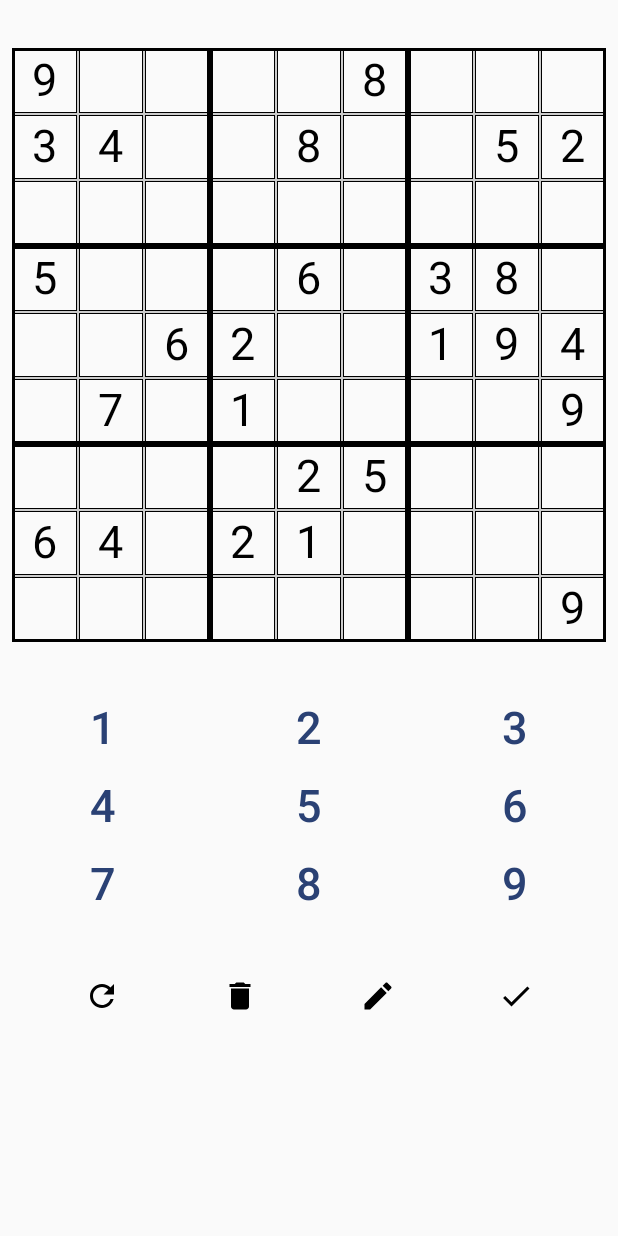
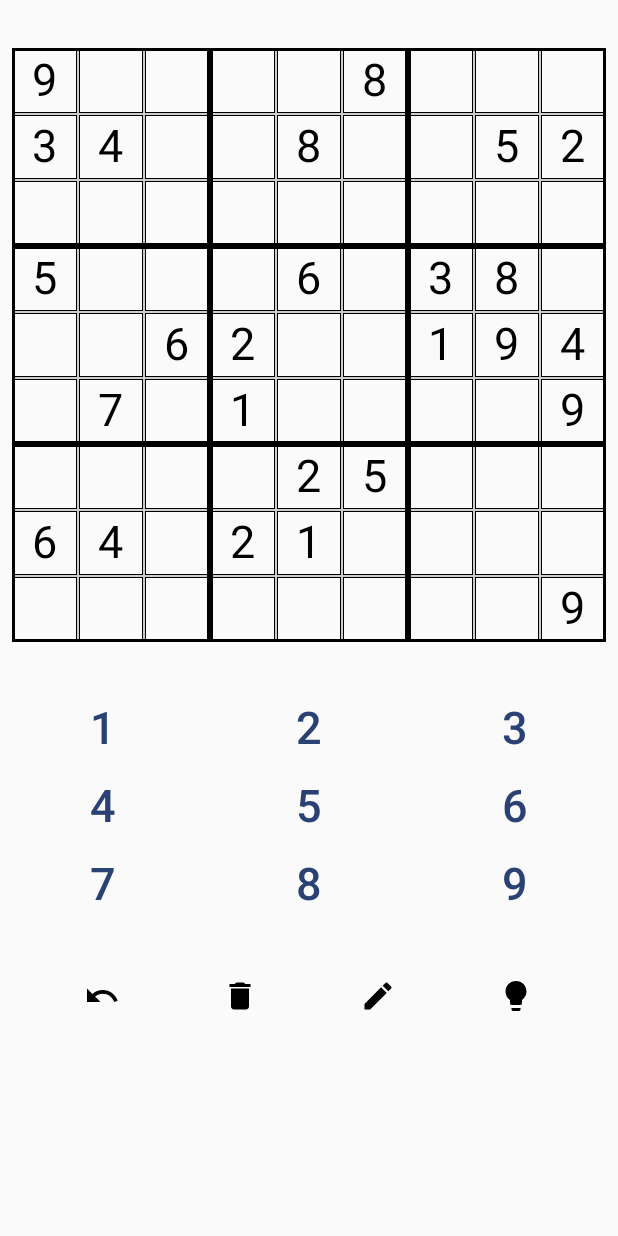
Before and after one commit to AndreasY12/SudokuAndroid, an Android app built with Jetpack Compose: the screen it shows after launch (MainActivity), on a phone screen of 412 x 824 dp. Run offline under Robolectric (Android 15) with nearby library versions, the phone set to English and light mode, and no system bars.

Commit message:
Modified icons in toolbar to better reflect what they do

```diff
--- a/app/src/main/java/com/example/sudokunew/MainActivity.kt
+++ b/app/src/main/java/com/example/sudokunew/MainActivity.kt
@@ -4,6 +4,7 @@ import android.os.Bundle
 import androidx.activity.ComponentActivity
 import androidx.activity.compose.setContent
 import androidx.activity.enableEdgeToEdge
+import androidx.compose.foundation.Image
 import androidx.compose.foundation.border
 import androidx.compose.foundation.layout.Arrangement
 import androidx.compose.foundation.layout.Box
@@ -21,9 +22,7 @@ import androidx.compose.foundation.lazy.grid.GridCells
 import androidx.compose.foundation.lazy.grid.LazyVerticalGrid
 import androidx.compose.material.icons.Icons
 import androidx.compose.material.icons.filled.Delete
-import androidx.compose.material.icons.filled.Done
 import androidx.compose.material.icons.filled.Edit
-import androidx.compose.material.icons.filled.Refresh
 import androidx.compose.material3.Icon
 import androidx.compose.material3.IconButton
 import androidx.compose.material3.Scaffold
@@ -33,6 +32,7 @@ import androidx.compose.runtime.Composable
 import androidx.compose.ui.Alignment
 import androidx.compose.ui.Modifier
 import androidx.compose.ui.graphics.Color
+import androidx.compose.ui.res.painterResource
 import androidx.compose.ui.tooling.preview.Preview
 import androidx.compose.ui.unit.dp
 import androidx.compose.ui.unit.sp
@@ -183,16 +183,16 @@ fun Toolbar(modifier: Modifier = Modifier){
         horizontalArrangement = Arrangement.SpaceEvenly)
     {
         IconButton(onClick = { /* Handle undo */ }) {
-            Icon(Icons.Default.Refresh, contentDescription = "Undo")
+            Image(painter = painterResource(id = R.drawable.baseline_undo_24), contentDescription = "Undo")
         }
         IconButton(onClick = { /* Handle erase */ }) {
-            Icon(Icons.Default.Delete, contentDescription = "Erase")
+            Icon(Icons.Default.Delete, contentDescription = "Clear")
         }
         IconButton(onClick = { /* Handle notes */ }) {
             Icon(Icons.Default.Edit, contentDescription = "Notes")
         }
         IconButton(onClick = { /* Handle hints */ }) {
-            Icon(Icons.Default.Done, contentDescription = "Hints")
+            Image(painter = painterResource(id = R.drawable.baseline_lightbulb_24), contentDescription = "Hints")
         }
     }
 
--- /dev/null
+++ b/app/src/main/res/drawable/baseline_lightbulb_24.xml
@@ -0,0 +1,5 @@
+<vector xmlns:android="http://schemas.android.com/apk/res/android" android:height="24dp" android:tint="#000000" android:viewportHeight="24" android:viewportWidth="24" android:width="24dp">
+
+    <path android:fillColor="@android:color/white" android:pathData="M9,21c0,0.5 0.4,1 1,1h4c0.6,0 1,-0.5 1,-1v-1L9,20v1zM12,2C8.1,2 5,5.1 5,9c0,2.4 1.2,4.5 3,5.7L8,17c0,0.5 0.4,1 1,1h6c0.6,0 1,-0.5 1,-1v-2.3c1.8,-1.3 3,-3.4 3,-5.7 0,-3.9 -3.1,-7 -7,-7z"/>
+
+</vector>
--- /dev/null
+++ b/app/src/main/res/drawable/baseline_undo_24.xml
@@ -0,0 +1,5 @@
+<vector xmlns:android="http://schemas.android.com/apk/res/android" android:autoMirrored="true" android:height="24dp" android:tint="#000000" android:viewportHeight="24" android:viewportWidth="24" android:width="24dp">
+
+    <path android:fillColor="@android:color/white" android:pathData="M12.5,8c-2.65,0 -5.05,0.99 -6.9,2.6L2,7v9h9l-3.62,-3.62c1.39,-1.16 3.16,-1.88 5.12,-1.88 3.54,0 6.55,2.31 7.6,5.5l2.37,-0.78C21.08,11.03 17.15,8 12.5,8z"/>
+
+</vector>
```
